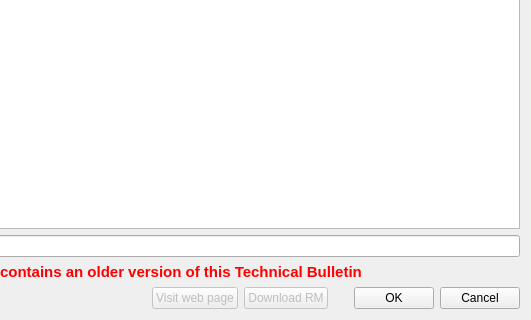
Above: Dialog/DlgTB.ui from Folco68/TBI before the change; both pictures show x 269 to 800 and y 280 to 600 of the 800 by 600 pixel window. Below: the same form after it.
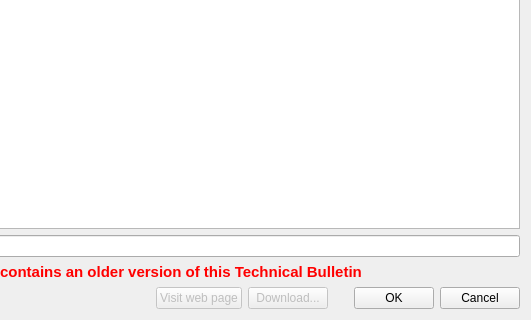
That is the form after the change. Custom widgets are drawn as their Qt base class.

Patch:
```diff
--- a/Dialog/DlgTB.ui
+++ b/Dialog/DlgTB.ui
@@ -308,7 +308,7 @@
         <bool>false</bool>
        </property>
        <property name="text">
-        <string>Download RM</string>
+        <string>Download...</string>
        </property>
       </widget>
      </item>
```
